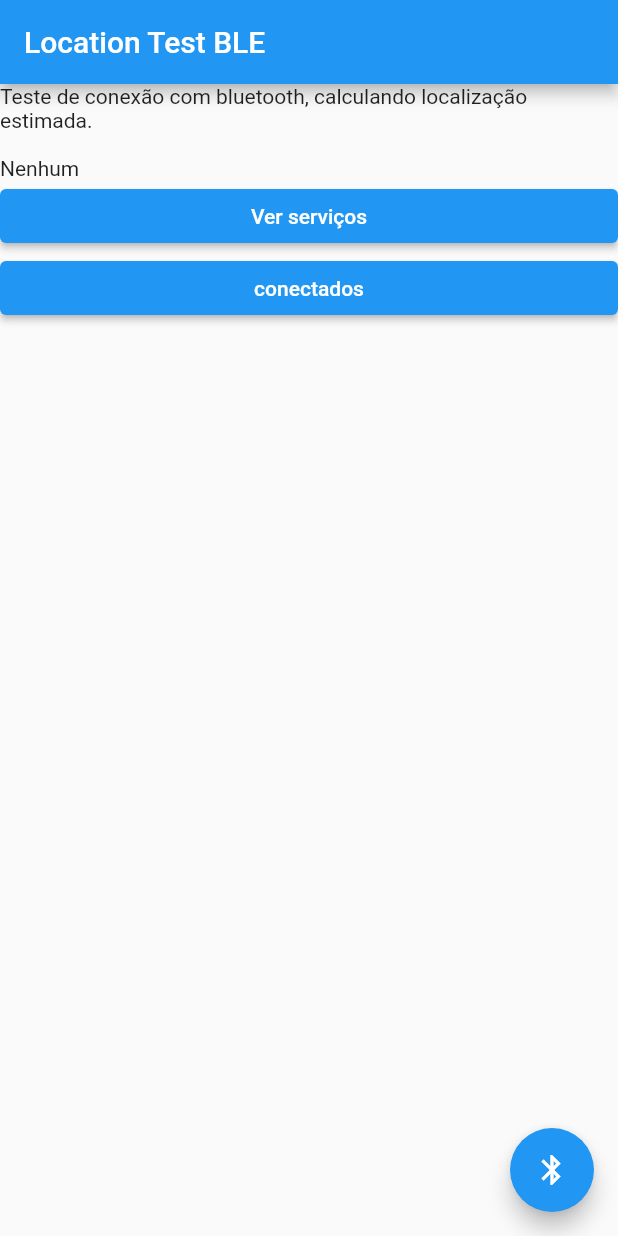
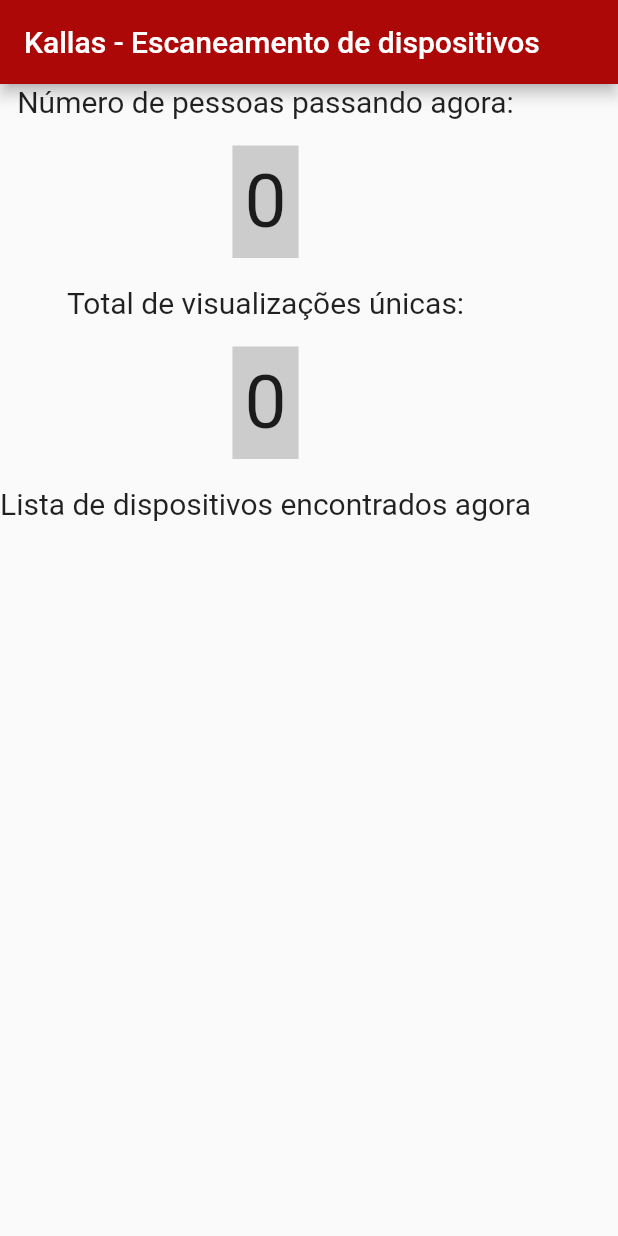
Before and after one commit to emersong2112/app_bluetooth_test, a Flutter app: the screen it shows after launch, on a phone screen of 412 x 824 dp. Run offline on Flutter 3.47's test engine with Material 2 defaults, Android fonts, the light colour scheme and no system bars; our stand-ins replace flutter_blue_plus, permission_handler.

Commit message:
Scan Bluetooth

```diff
--- a/lib/main.dart
+++ b/lib/main.dart
@@ -13,7 +13,18 @@
     return MaterialApp(
       title: 'Teste Conexão Bluetooth - Location Indoor',
       theme: ThemeData(
-        primarySwatch: Colors.blue,
+        primarySwatch: MaterialColor(0xFFAD0808, {
+          50: Color(0xFFFFEBEE),
+          100: Color(0xFFFFCDD2),
+          200: Color(0xFFEF9A9A),
+          300: Color(0xFFE57373),
+          400: Color(0xFFEF5350),
+          500: Color(0xFFAD0808), // Cor primária
+          600: Color(0xFFE53935),
+          700: Color(0xFFD32F2F),
+          800: Color(0xFFC62828),
+          900: Color(0xFFB71C1C),
+        }),
       ),
       home: HomePage(),
     );
--- a/lib/pages/home.dart
+++ b/lib/pages/home.dart
@@ -16,45 +16,47 @@
 class _HomePageState extends State<HomePage> {
   FlutterBluePlus flutterBlue = FlutterBluePlus.instance;
   String name = "Nenhum";
-  String services = "Nenhum";
+  int count = 0;
+  String services = "";
+  List<String> total = [];
   late BluetoothDevice device;
   @override
   void initState() {
     super.initState();
     checkDevices();
+    Timer.periodic(Duration(seconds: 10), (timer) {
+      checkDevices();
+    });
   }
 
   checkDevices() async {
-    // if (await Permission.bluetooth.request().isGranted) {
-    flutterBlue.startScan(timeout: Duration(seconds: 4));
+    flutterBlue.startScan(timeout: Duration(seconds: 7));
 
-    // Listen to scan results
     var subscription = flutterBlue.scanResults.listen(
       (results) {
-        // do something with scan results
+
         setState(() {
           name = "";
         });
         for (ScanResult r in results) {
           print('${r.device.id} found! rssi: ${r.rssi}');
-          if (r.device.id.toString() != "" || r.device.name == "") {
-            setState(() {
-              name = name + " \n " + r.device.id.toString();
-              name = name + " \n " + r.device.type.name;
-              name = name + " \n " + r.device.name;
-              name = name + " \n " + r.device.id.id;
-            });
-            device = r.device;
-            deviceConnect();
+          String atual = r.device.id.toString();
+          setState(() {
+            name = name + " \n " + atual;
+          });
+          if (!total.contains(atual)) {
+            total.add(atual);
           }
+          device = r.device;
         }
+        setState(() {
+          count = results.length;
+        });
       },
     );
 
-    // Stop scanning
     flutterBlue.stopScan();
 
-    // }
   }
 
   deviceConnect() async {
@@ -90,33 +92,59 @@
   Widget build(BuildContext context) {
     return Scaffold(
       appBar: AppBar(
-        title: Text("Location Test BLE"),
+        title: Text("Kallas - Escaneamento de dispositivos"),
       ),
-      body: ListView(
+      body: Column(
+        crossAxisAlignment: CrossAxisAlignment.center,
         children: [
           Text(
-              "Teste de conexão com bluetooth, calculando localização estimada."),
+            "Número de pessoas passando agora:",
+            style: TextStyle(
+              fontSize: 20,
+            ),
+            textAlign: TextAlign.center,
+          ),
+          Container(
+            color: Color.fromARGB(255, 204, 204, 204),
+            padding: EdgeInsets.all(8),
+            margin: EdgeInsets.all(18),
+            child: Text(
+              count.toString(),
+              style: TextStyle(
+                fontSize: 50,
+              ),
+              textAlign: TextAlign.center,
+            ),
+          ),
+          Text(
+            "Total de visualizações únicas:",
+            style: TextStyle(
+              fontSize: 20,
+            ),
+            textAlign: TextAlign.center,
+          ),
+          Container(
+            color: Color.fromARGB(255, 204, 204, 204),
+            padding: EdgeInsets.all(8),
+            margin: EdgeInsets.all(18),
+            child: Text(
+              total.length.toString(),
+              style: TextStyle(
+                fontSize: 50,
+              ),
+              textAlign: TextAlign.center,
+            ),
+          ),
+          Text(
+            "Lista de dispositivos encontrados agora",
+            style: TextStyle(fontSize: 20),
+            textAlign: TextAlign.center,
+          ),
           Text(name),
-          Text(services),
-          ElevatedButton(
-              onPressed: () async {
-                await listServicesDevice();
-              },
-              child: Text("Ver serviços")),
-          ElevatedButton(
-              onPressed: () async {
-                for (var element in await flutterBlue.connectedDevices) {
-                  device = element;
-                  seguirTag();
-                }
-              },
-              child: Text("conectados")),
+
         ],
       ),
-      floatingActionButton: FloatingActionButton(
-        child: Icon(Icons.bluetooth),
-        onPressed: () => checkDevices(),
-      ),
+
     );
   }
 }
```
Also changed, not shown: pubspec.lock, 1 other file.
